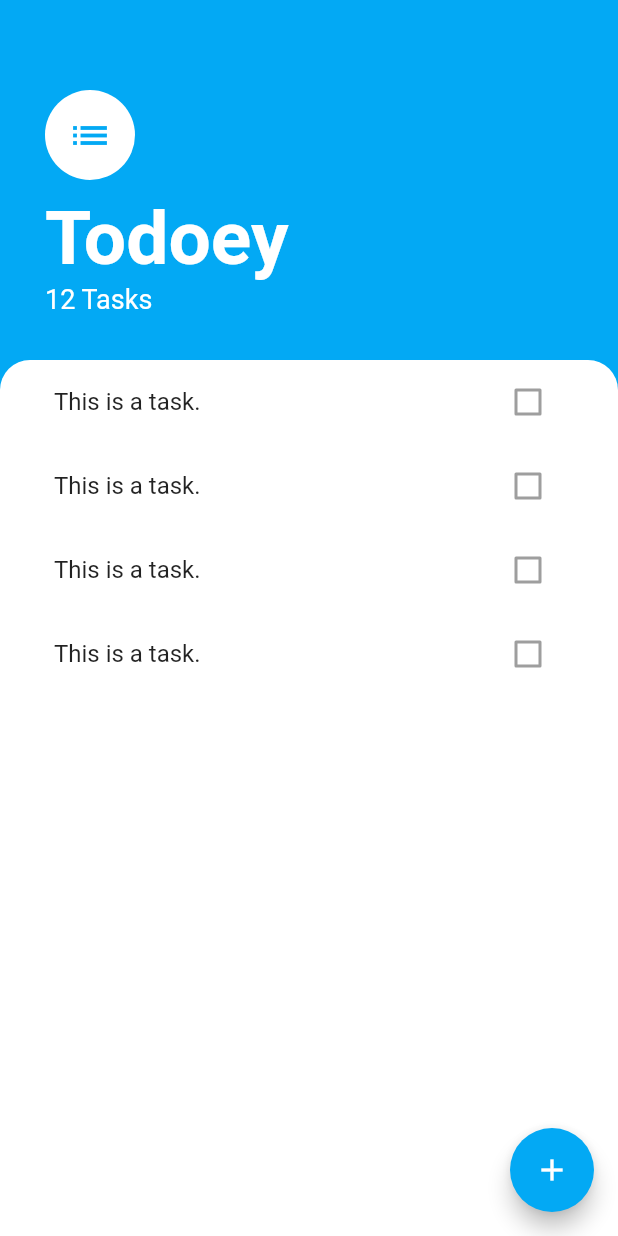
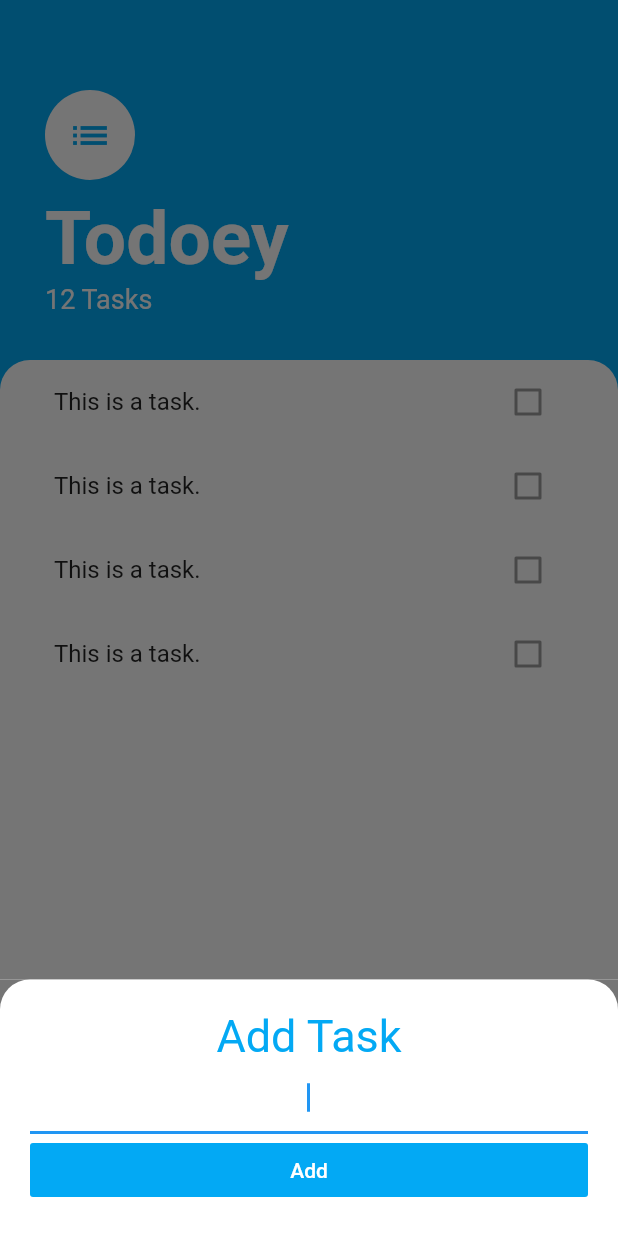
Before and after one commit to ikuma-hiroyuki/todoey_flutter, a Flutter app: the screen it shows after launch, after a tap on the "add" icon, on a phone screen of 412 x 824 dp. Run offline on Flutter 3.47's test engine with Material 2 defaults, Android fonts, the phone set to English and light mode, and no system bars.

Commit message:
タスク追加ボタンの実装

```diff
--- a/lib/screens/tasks_screen.dart
+++ b/lib/screens/tasks_screen.dart
@@ -1,5 +1,6 @@
 import 'package:flutter/material.dart';
 import 'package:todoey_flutter/widgets/tasks_list.dart';
+import 'add_task_screen.dart';
 
 class TasksScreen extends StatelessWidget {
   @override
@@ -10,7 +11,18 @@ class TasksScreen extends StatelessWidget {
         backgroundColor: Colors.lightBlue,
         child: Icon(Icons.add),
         onPressed: () {
-
+          showModalBottomSheet(
+            context: context,
+            // builder: (BuildContext context) => AddtaskScreen(),
+            builder: (BuildContext context) => SingleChildScrollView(
+              child: Container(
+                padding: EdgeInsets.only(
+                    bottom: MediaQuery.of(context).viewInsets.bottom),
+                child: AddtaskScreen(),
+              ),
+            ),
+            isScrollControlled: true,
+          );
         },
       ),
       body: Column(
```
